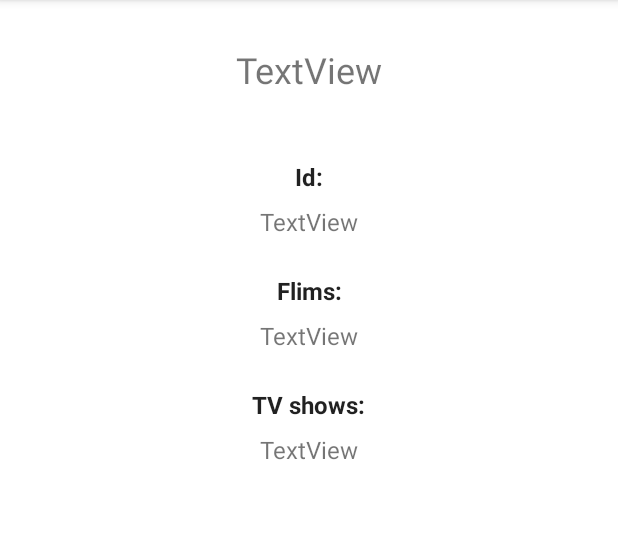
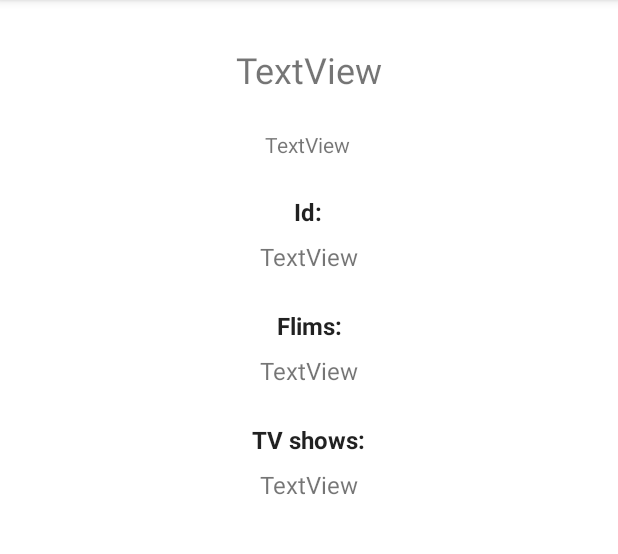
Before and after one commit to LatDaniella/APIEndpoint, an Android app: the DisneyDetailActivity screen opened directly, with no data from a screen before it, on a phone screen of 412 x 824 dp, the part 84-638 px from its top. Run offline under Robolectric (Android 15) with nearby library versions, the phone set to English and light mode, and no system bars; 5 statements that could not run were skipped.

Commit message:
unbroken code boom bam bam bop bada bop boom pow literally today is not the day ok something happening

```diff
--- a/app/src/main/java/com/example/apiendpoint/DisneyCharacterService.kt
+++ b/app/src/main/java/com/example/apiendpoint/DisneyCharacterService.kt
@@ -2,12 +2,13 @@ package com.example.apiendpoint
 
 import retrofit2.Call
 import retrofit2.http.GET
+import retrofit2.http.Path
 import retrofit2.http.Query
 
 // https://api.disneyapi.dev/characters
 interface DisneyCharacterService {
-    @GET("characters")
-    fun getDisneyCharacters(@Query("lastdays") lastdays : Int) : Call<List<DisneyCharactersInfo>>
+    @GET("id:")
+    fun getDisneyCharacters(@Path("id") id : Int) : Call<List<DisneyCharactersInfo>>
     // The @Query is a helper for retrofit that allows you to call any number
 
 }
--- a/app/src/main/java/com/example/apiendpoint/DisneyDetailActivity.kt
+++ b/app/src/main/java/com/example/apiendpoint/DisneyDetailActivity.kt
@@ -18,7 +18,7 @@ class DisneyDetailActivity : AppCompatActivity() {
         setContentView(binding.root)
 
         // extract our Hero object from the intent
-        val character = intent.getParcelableExtra<DisneyCharaters>(EXTRA_CHARACTER)
+        val character = intent.getParcelableExtra<Disney>(EXTRA_CHARACTER)
         // put each field of the Hero object into the respective widgets
         binding.textViewDetailCountryName.text = character?.country ?: "Generic Character"
         val lastDay = character?.timeline?.lastKey()
--- a/app/src/main/java/com/example/apiendpoint/RetrofitHelper.kt
+++ b/app/src/main/java/com/example/apiendpoint/RetrofitHelper.kt
@@ -4,7 +4,7 @@ import retrofit2.Retrofit
 import retrofit2.converter.gson.GsonConverterFactory
 
 object RetrofitHelper {
-    val baseUrl = "https://api.disneyapi.dev/"
+    val baseUrl = "https://api.disneyapi.dev/characters"
 
     fun getInstance() : Retrofit{
         return Retrofit.Builder()
--- a/app/src/main/res/layout/activity_disney_detail.xml
+++ b/app/src/main/res/layout/activity_disney_detail.xml
@@ -4,17 +4,6 @@
     xmlns:tools="http://schemas.android.com/tools"
     android:layout_width="match_parent"
     android:layout_height="match_parent">
-
-    <ImageView
-        android:id="@+id/imageView_detail_disneyImage"
-        android:layout_width="wrap_content"
-        android:layout_height="wrap_content"
-        android:layout_marginTop="16dp"
-        app:layout_constraintEnd_toEndOf="parent"
-        app:layout_constraintHorizontal_bias="0.5"
-        app:layout_constraintStart_toStartOf="parent"
-        app:layout_constraintTop_toBottomOf="@+id/textView_detail_disneyName"
-        tools:srcCompat="@tools:sample/avatars" />
 
     <TextView
         android:id="@+id/textView_detail_tvShowList"
@@ -95,16 +84,16 @@
         android:id="@+id/textView_detail_idLabel"
         android:layout_width="wrap_content"
         android:layout_height="wrap_content"
-        android:layout_marginTop="28dp"
+        android:layout_marginTop="24dp"
         android:fontFamily="sans-serif"
         android:text="Id:"
         android:textAppearance="@style/TextAppearance.AppCompat.Body1"
         android:textSize="16sp"
         android:textStyle="bold"
         app:layout_constraintEnd_toEndOf="parent"
-        app:layout_constraintHorizontal_bias="0.5"
+        app:layout_constraintHorizontal_bias="0.498"
         app:layout_constraintStart_toStartOf="parent"
-        app:layout_constraintTop_toBottomOf="@+id/imageView_detail_disneyImage"
+        app:layout_constraintTop_toBottomOf="@+id/textView"
         tools:text="Id:" />
 
     <TextView
@@ -120,4 +109,16 @@
         app:layout_constraintTop_toTopOf="parent"
         tools:text="Name" />
 
+    <TextView
+        android:id="@+id/textView"
+        android:layout_width="wrap_content"
+        android:layout_height="wrap_content"
+        android:layout_marginTop="24dp"
+        android:text="TextView"
+        app:layout_constraintEnd_toEndOf="parent"
+        app:layout_constraintHorizontal_bias="0.498"
+        app:layout_constraintStart_toStartOf="parent"
+        app:layout_constraintTop_toBottomOf="@+id/textView_detail_disneyName"
+        tools:text="image url" />
+
 </androidx.constraintlayout.widget.ConstraintLayout>
```
Also changed, not shown: app/src/main/java/com/example/apiendpoint/DisneyCharactersInfo.kt (+6 -2 lines), app/src/main/java/com/example/apiendpoint/DisneyListActivity.kt (+40 -1 lines).
